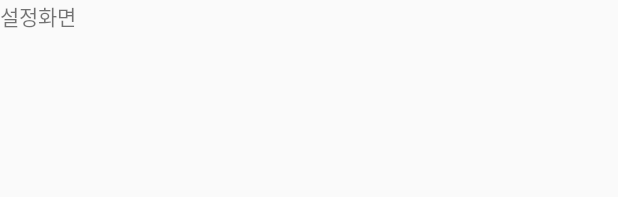
After one commit to wookd0ng/team_1, an Android app: the layout activity_sub.xml on its own in the app's theme, with its tools: preview values and no code run, on a phone screen of 412 x 824 dp. The commit adds this screen. Shown: the top 197 px of the screen. Run offline under Robolectric (Android 15) with nearby library versions, the phone set to English and light mode, and no system bars.

Commit message:
웹뷰에서 앱화면으로 전환하는 기능도 추가했습니다

```diff
--- a/app/src/main/AndroidManifest.xml
+++ b/app/src/main/AndroidManifest.xml
@@ -18,10 +18,10 @@
             android:exported="true">
             <intent-filter>
                 <action android:name="android.intent.action.MAIN" />
-
                 <category android:name="android.intent.category.LAUNCHER" />
             </intent-filter>
         </activity>
+        <activity android:name=".SubActivity"/>
     </application>
 
 </manifest>
--- a/app/src/main/java/com/example/toyproject/MainActivity.java
+++ b/app/src/main/java/com/example/toyproject/MainActivity.java
@@ -3,6 +3,7 @@ package com.example.toyproject;
 import androidx.appcompat.app.AppCompatActivity;
 
 import android.annotation.SuppressLint; //?
+import android.content.Intent;
 import android.os.Bundle;
 import android.webkit.WebChromeClient;
 import android.webkit.WebSettings;
--- /dev/null
+++ b/app/src/main/res/layout/activity_sub.xml
@@ -0,0 +1,15 @@
+<?xml version="1.0" encoding="utf-8"?>
+<LinearLayout xmlns:android="http://schemas.android.com/apk/res/android"
+    xmlns:app="http://schemas.android.com/apk/res-auto"
+    xmlns:tools="http://schemas.android.com/tools"
+    android:layout_width="match_parent"
+    android:layout_height="match_parent"
+    tools:context=".MainActivity">
+
+    <TextView
+        android:layout_width="wrap_content"
+        android:layout_height="wrap_content"
+        android:text="설정화면"></TextView>
+
+
+</LinearLayout>
```
Also changed, not shown: app/src/main/java/com/example/toyproject/SubActivity.java (added, +15 -0 lines), app/src/main/java/com/example/toyproject/WebAppInterface.java (+23 -5 lines), 2 other files.
